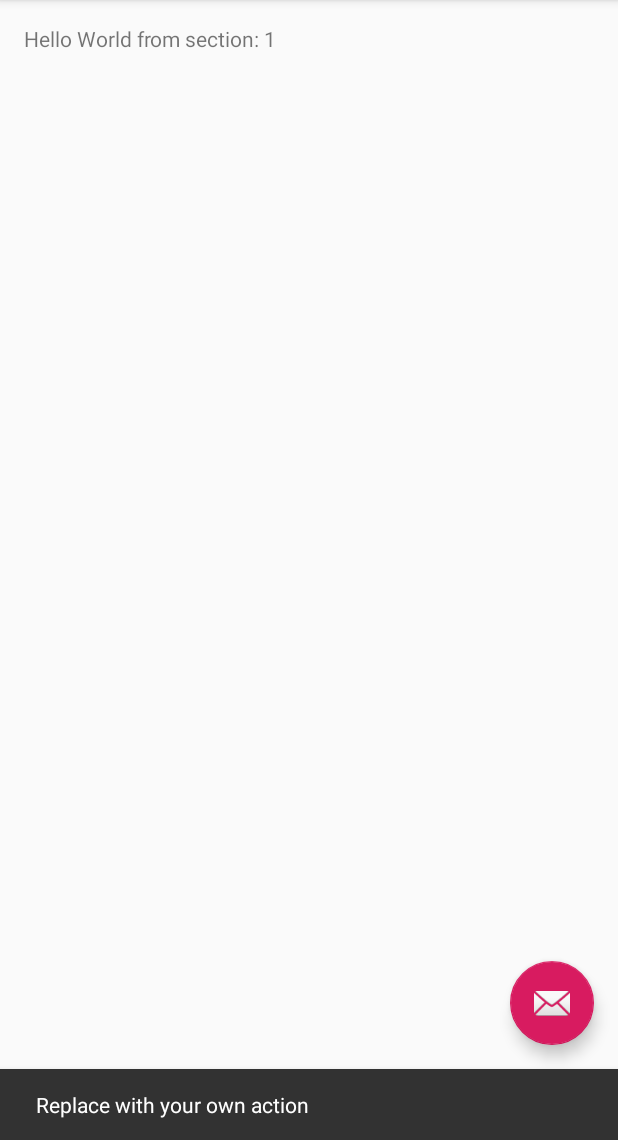
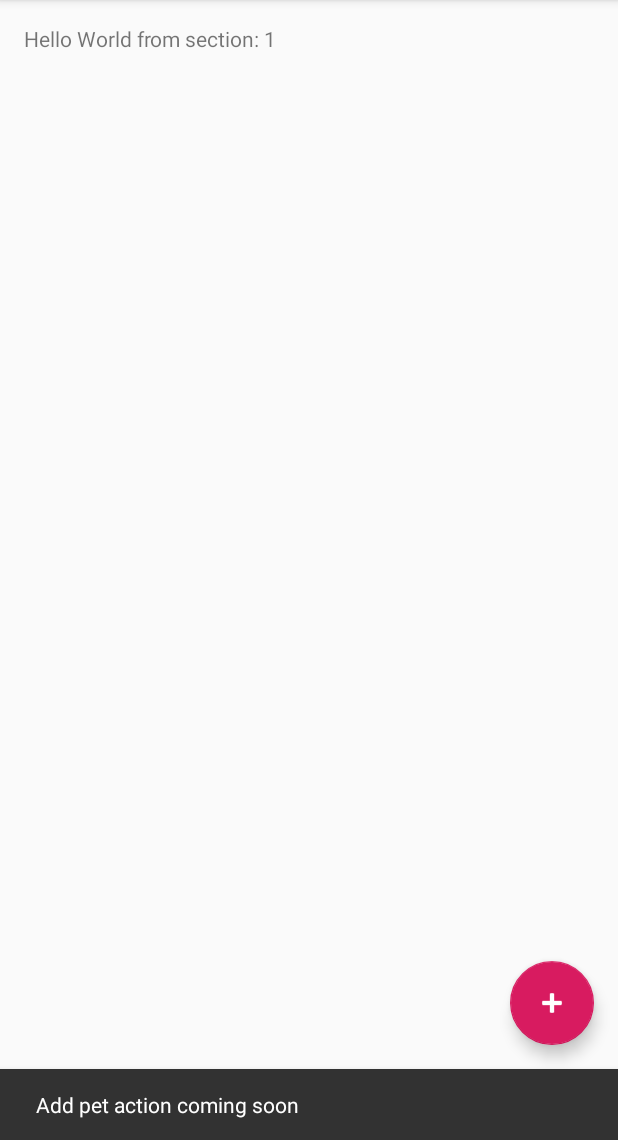
Before and after one commit to rachelmurai17/MyPet, an Android app: the screen it shows after launch (MainActivity before the commit, PetSelectorActivity after it), after a tap on an icon or button, on a phone screen of 412 x 824 dp, the part 96-1236 px from its top. Run offline under Robolectric (Android 15) with nearby library versions, the phone set to English and light mode, and no system bars.

Commit message:
changed fab icon to +

```diff
--- a/app/src/main/AndroidManifest.xml
+++ b/app/src/main/AndroidManifest.xml
@@ -1,6 +1,6 @@
 <?xml version="1.0" encoding="utf-8"?>
 <manifest xmlns:android="http://schemas.android.com/apk/res/android"
-    package="com.example.mypet" >
+    package="com.example.mypet">
 
     <application
         android:allowBackup="true"
@@ -8,11 +8,11 @@
         android:label="@string/app_name"
         android:roundIcon="@mipmap/ic_launcher_round"
         android:supportsRtl="true"
-        android:theme="@style/AppTheme" >
+        android:theme="@style/AppTheme">
         <activity
-            android:name=".MainActivity"
+            android:name=".PetSelectorActivity"
             android:label="@string/app_name"
-            android:theme="@style/AppTheme.NoActionBar" >
+            android:theme="@style/AppTheme.NoActionBar">
             <intent-filter>
                 <action android:name="android.intent.action.MAIN" />
 
--- a/app/src/main/java/com/example/mypet/MainActivity.java
+++ b/app/src/main/java/com/example/mypet/PetSelectorActivity.java
@@ -18,7 +18,7 @@ import android.view.ViewGroup;
 
 import android.widget.TextView;
 
-public class MainActivity extends AppCompatActivity {
+public class PetSelectorActivity extends AppCompatActivity {
 
     /**
      * The {@link android.support.v4.view.PagerAdapter} that will provide
@@ -38,7 +38,7 @@ public class MainActivity extends AppCompatActivity {
     @Override
     protected void onCreate(Bundle savedInstanceState) {
         super.onCreate(savedInstanceState);
-        setContentView(R.layout.activity_main);
+        setContentView(R.layout.activity_pet_selector);
 
         Toolbar toolbar = (Toolbar) findViewById(R.id.toolbar);
         setSupportActionBar(toolbar);
@@ -54,7 +54,7 @@ public class MainActivity extends AppCompatActivity {
         fab.setOnClickListener(new View.OnClickListener() {
             @Override
             public void onClick(View view) {
-              Snackbar.make(view, "Replace with your own action", Snackbar.LENGTH_LONG)
+                Snackbar.make(view, "Add pet action coming soon", Snackbar.LENGTH_LONG)
                         .setAction("Action", null).show();
             }
         });
@@ -84,8 +84,40 @@ public class MainActivity extends AppCompatActivity {
         return super.onOptionsItemSelected(item);
     }
 
+    /**
+     * A placeholder fragment containing a simple view.
+     */
+    public static class PlaceholderFragment extends Fragment {
+        /**
+         * The fragment argument representing the section number for this
+         * fragment.
+         */
+        private static final String ARG_SECTION_NUMBER = "section_number";
 
+        public PlaceholderFragment() {
+        }
 
+        /**
+         * Returns a new instance of this fragment for the given section
+         * number.
+         */
+        public static PlaceholderFragment newInstance(int sectionNumber) {
+            PlaceholderFragment fragment = new PlaceholderFragment();
+            Bundle args = new Bundle();
+            args.putInt(ARG_SECTION_NUMBER, sectionNumber);
+            fragment.setArguments(args);
+            return fragment;
+        }
+
+        @Override
+        public View onCreateView(LayoutInflater inflater, ViewGroup container,
+                                 Bundle savedInstanceState) {
+            View rootView = inflater.inflate(R.layout.fragment_pet_selector, container, false);
+            TextView textView = (TextView) rootView.findViewById(R.id.section_label);
+            textView.setText(getString(R.string.section_format, getArguments().getInt(ARG_SECTION_NUMBER)));
+            return rootView;
+        }
+    }
 
     /**
      * A {@link FragmentPagerAdapter} that returns a fragment corresponding to
@@ -110,39 +142,4 @@ public class MainActivity extends AppCompatActivity {
             return 3;
         }
     }
-
-    /**
-     * A placeholder fragment containing a simple view.
-     */
-    public static class PlaceholderFragment extends Fragment {
-        /**
-         * The fragment argument representing the section number for this
-         * fragment.
-         */
-        private static final String ARG_SECTION_NUMBER = "section_number";
-
-        /**
-         * Returns a new instance of this fragment for the given section
-         * number.
-         */
-        public static PlaceholderFragment newInstance(int sectionNumber) {
-            PlaceholderFragment fragment = new PlaceholderFragment();
-            Bundle args = new Bundle();
-            args.putInt(ARG_SECTION_NUMBER, sectionNumber);
-            fragment.setArguments(args);
-            return fragment;
 }
-
-        public PlaceholderFragment() {
-        }
-
-        @Override
-        public View onCreateView(LayoutInflater inflater, ViewGroup container,
-                Bundle savedInstanceState) {
-            View rootView = inflater.inflate(R.layout.fragment_main, container, false);
-            TextView textView = (TextView) rootView.findViewById(R.id.section_label);
-            textView.setText(getString(R.string.section_format, getArguments().getInt(ARG_SECTION_NUMBER)));
-            return rootView;
-        }
-    }
-}
--- a/app/src/main/res/layout/activity_main.xml
+++ b/app/src/main/res/layout/activity_pet_selector.xml
@@ -1,12 +1,12 @@
 <?xml version="1.0" encoding="utf-8"?>
 <android.support.design.widget.CoordinatorLayout xmlns:android="http://schemas.android.com/apk/res/android"
+    xmlns:app="http://schemas.android.com/apk/res-auto"
     xmlns:tools="http://schemas.android.com/tools"
-    xmlns:app="http://schemas.android.com/apk/res-auto"
     android:id="@+id/main_content"
     android:layout_width="match_parent"
     android:layout_height="match_parent"
     android:fitsSystemWindows="true"
-    tools:context=".MainActivity">
+    tools:context=".PetSelectorActivity">
 
     <android.support.design.widget.AppBarLayout
         android:id="@+id/appbar"
@@ -17,13 +17,13 @@
 
         <android.support.v7.widget.Toolbar
             android:id="@+id/toolbar"
-            app:title="@string/app_name"
             android:layout_width="match_parent"
             android:layout_height="?attr/actionBarSize"
             android:layout_weight="1"
             android:background="?attr/colorPrimary"
+            app:layout_scrollFlags="scroll|enterAlways"
             app:popupTheme="@style/AppTheme.PopupOverlay"
-            app:layout_scrollFlags="scroll|enterAlways">
+            app:title="@string/app_name">
 
         </android.support.v7.widget.Toolbar>
 
@@ -33,7 +33,7 @@
         android:id="@+id/container"
         android:layout_width="match_parent"
         android:layout_height="match_parent"
-        app:layout_behavior="@string/appbar_scrolling_view_behavior"/>
+        app:layout_behavior="@string/appbar_scrolling_view_behavior" />
 
     <android.support.design.widget.FloatingActionButton
         android:id="@+id/fab"
@@ -41,6 +41,7 @@
         android:layout_height="wrap_content"
         android:layout_gravity="end|bottom"
         android:layout_margin="@dimen/fab_margin"
-        app:srcCompat="@android:drawable/ic_dialog_email" />
+        app:tint="@android:color/white"
+        app:srcCompat="@android:drawable/ic_input_add" />
 
 </android.support.design.widget.CoordinatorLayout>
--- a/app/src/main/res/layout/fragment_main.xml
+++ b/app/src/main/res/layout/fragment_pet_selector.xml
@@ -5,19 +5,19 @@
     android:id="@+id/constraintLayout"
     android:layout_width="match_parent"
     android:layout_height="match_parent"
-    tools:context=".MainActivity$PlaceholderFragment">
+    tools:context=".PetSelectorActivity$PlaceholderFragment">
 
     <TextView
         android:id="@+id/section_label"
         android:layout_width="wrap_content"
         android:layout_height="wrap_content"
-        tools:layout_constraintTop_creator="1"
         android:layout_marginStart="@dimen/activity_horizontal_margin"
+        android:layout_marginTop="@dimen/activity_vertical_margin"
         android:layout_marginEnd="@dimen/activity_horizontal_margin"
-        android:layout_marginTop="@dimen/activity_vertical_margin"
         android:layout_marginBottom="@dimen/activity_vertical_margin"
+        app:layout_constraintLeft_toLeftOf="parent"
+        app:layout_constraintTop_toTopOf="@+id/constraintLayout"
         tools:layout_constraintLeft_creator="1"
-        app:layout_constraintLeft_toLeftOf="parent"
-        app:layout_constraintTop_toTopOf="@+id/constraintLayout" />
+        tools:layout_constraintTop_creator="1" />
 
 </android.support.constraint.ConstraintLayout>
--- a/app/src/main/res/menu/menu_main.xml
+++ b/app/src/main/res/menu/menu_main.xml
@@ -1,9 +1,10 @@
 <menu xmlns:android="http://schemas.android.com/apk/res/android"
     xmlns:app="http://schemas.android.com/apk/res-auto"
     xmlns:tools="http://schemas.android.com/tools"
-    tools:context="com.example.mypet.MainActivity" >
-    <item android:id="@+id/action_settings"
+    tools:context="com.example.mypet.PetSelectorActivity">
+    <item
+        android:id="@+id/action_settings"
+        android:orderInCategory="100"
         android:title="@string/action_settings"
-        android:orderInCategory="100"
         app:showAsAction="never" />
 </menu>
--- a/app/src/main/res/mipmap-anydpi-v26/ic_launcher.xml
+++ b/app/src/main/res/mipmap-anydpi-v26/ic_launcher.xml
@@ -1,5 +1,5 @@
 <?xml version="1.0" encoding="utf-8"?>
 <adaptive-icon xmlns:android="http://schemas.android.com/apk/res/android">
-    <background android:drawable="@drawable/ic_launcher_background"/>
-    <foreground android:drawable="@drawable/ic_launcher_foreground"/>
+    <background android:drawable="@drawable/ic_launcher_background" />
+    <foreground android:drawable="@drawable/ic_launcher_foreground" />
 </adaptive-icon>
--- a/app/src/main/res/mipmap-anydpi-v26/ic_launcher_round.xml
+++ b/app/src/main/res/mipmap-anydpi-v26/ic_launcher_round.xml
@@ -1,5 +1,5 @@
 <?xml version="1.0" encoding="utf-8"?>
 <adaptive-icon xmlns:android="http://schemas.android.com/apk/res/android">
-    <background android:drawable="@drawable/ic_launcher_background"/>
-    <foreground android:drawable="@drawable/ic_launcher_foreground"/>
+    <background android:drawable="@drawable/ic_launcher_background" />
+    <foreground android:drawable="@drawable/ic_launcher_foreground" />
 </adaptive-icon>
--- a/app/src/main/res/values/styles.xml
+++ b/app/src/main/res/values/styles.xml
@@ -7,11 +7,14 @@
         <item name="colorPrimaryDark">@color/colorPrimaryDark</item>
         <item name="colorAccent">@color/colorAccent</item>
     </style>
+
     <style name="AppTheme.NoActionBar">
         <item name="windowActionBar">false</item>
         <item name="windowNoTitle">true</item>
     </style>
+
     <style name="AppTheme.AppBarOverlay" parent="ThemeOverlay.AppCompat.Dark.ActionBar" />
+
     <style name="AppTheme.PopupOverlay" parent="ThemeOverlay.AppCompat.Light" />
 
 </resources>
--- a/gradle.properties
+++ b/gradle.properties
@@ -1,16 +1,12 @@
 # Project-wide Gradle settings.
-
 # IDE (e.g. Android Studio) users:
 # Gradle settings configured through the IDE *will override*
 # any settings specified in this file.
-
 # For more details on how to configure your build environment visit
 # http://www.gradle.org/docs/current/userguide/build_environment.html
-
 # Specifies the JVM arguments used for the daemon process.
 # The setting is particularly useful for tweaking memory settings.
 org.gradle.jvmargs=-Xmx1536m
-
 # When configured, Gradle will run in incubating parallel mode.
 # This option should only be used with decoupled projects. More details, visit
 # http://www.gradle.org/docs/current/userguide/multi_project_builds.html#sec:decoupled_projects
```
Also changed, not shown: app/src/main/res/drawable-v24/ic_launcher_foreground.xml (+6 -6 lines), app/src/main/res/drawable/ic_launcher_background.xml (+166 -70 lines). Lines whose indentation alone changed are shown as unchanged.
